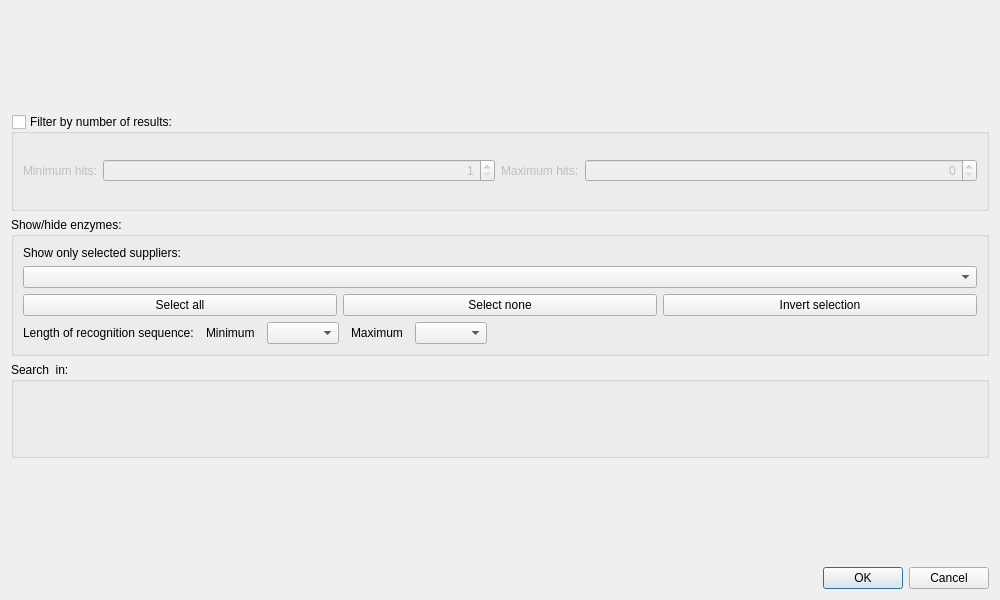
Qt form src/plugins/enzymes/src/FindEnzymesDialog.ui (ugeneunipro/ugene) before a commit.
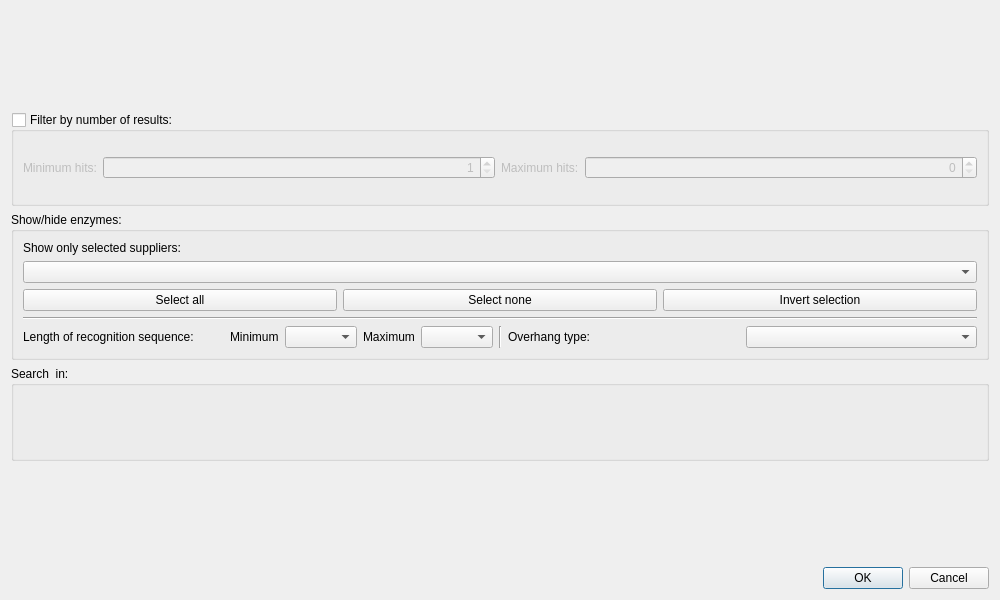
The same form after that commit. Custom widgets are drawn as their Qt base class.

Commit message: UGENE-7889 Add enzyme's overhangs and the corresponding filter

The edit to the form file:
```diff
--- a/src/plugins/enzymes/src/FindEnzymesDialog.ui
+++ b/src/plugins/enzymes/src/FindEnzymesDialog.ui
@@ -117,10 +117,7 @@
      <property name="title">
       <string>Show/hide enzymes:</string>
      </property>
-     <layout class="QVBoxLayout" name="verticalLayout_3">
-      <property name="spacing">
-       <number>6</number>
-      </property>
+     <layout class="QVBoxLayout" name="verticalLayout">
       <item>
        <widget class="QWidget" name="widget_2" native="true">
         <layout class="QVBoxLayout" name="verticalLayout_2">
@@ -175,8 +172,17 @@
        </widget>
       </item>
       <item>
-       <widget class="QWidget" name="widget_4" native="true">
-        <layout class="QVBoxLayout" name="verticalLayout">
+       <widget class="Line" name="line_2">
+        <property name="orientation">
+         <enum>Qt::Horizontal</enum>
+        </property>
+       </widget>
+      </item>
+      <item>
+       <layout class="QHBoxLayout" name="horizontalLayout_7">
+        <item>
+         <widget class="QWidget" name="widget" native="true">
+          <layout class="QHBoxLayout" name="horizontalLayout_4">
          <property name="leftMargin">
           <number>0</number>
          </property>
@@ -188,11 +194,6 @@
          </property>
          <property name="bottomMargin">
           <number>0</number>
-         </property>
-         <item>
-          <layout class="QHBoxLayout" name="horizontalLayout_2">
-           <property name="spacing">
-            <number>12</number>
            </property>
            <item>
             <widget class="QLabel" name="label_6">
@@ -202,29 +203,25 @@
             </widget>
            </item>
            <item>
-            <layout class="QFormLayout" name="formLayout">
-             <item row="0" column="0">
+            <layout class="QHBoxLayout" name="horizontalLayout_2">
+             <item>
               <widget class="QLabel" name="label">
                <property name="text">
                 <string>Minimum</string>
                </property>
               </widget>
              </item>
-             <item row="0" column="1">
+             <item>
               <widget class="QComboBox" name="cbMinLength"/>
              </item>
-            </layout>
-           </item>
            <item>
-            <layout class="QFormLayout" name="formLayout_2">
-             <item row="0" column="0">
               <widget class="QLabel" name="label_4">
                <property name="text">
                 <string>Maximum</string>
                </property>
               </widget>
              </item>
-             <item row="0" column="1">
+             <item>
               <widget class="QComboBox" name="cbMaxLength">
                <property name="currentText">
                 <string/>
@@ -233,23 +230,45 @@
              </item>
             </layout>
            </item>
+          </layout>
+         </widget>
+        </item>
            <item>
-            <spacer name="horizontalSpacer_2">
+         <widget class="Line" name="line">
              <property name="orientation">
-              <enum>Qt::Horizontal</enum>
-             </property>
-             <property name="sizeHint" stdset="0">
-              <size>
-               <width>40</width>
-               <height>20</height>
-              </size>
-             </property>
-            </spacer>
+           <enum>Qt::Vertical</enum>
+          </property>
+         </widget>
+        </item>
+        <item>
+         <widget class="QWidget" name="widget_3" native="true">
+          <layout class="QHBoxLayout" name="horizontalLayout_5">
+           <property name="leftMargin">
+            <number>0</number>
+           </property>
+           <property name="topMargin">
+            <number>0</number>
+           </property>
+           <property name="rightMargin">
+            <number>0</number>
+           </property>
+           <property name="bottomMargin">
+            <number>0</number>
+           </property>
+           <item>
+            <widget class="QLabel" name="label_7">
+             <property name="text">
+              <string>Overhang type:</string>
+             </property>
+            </widget>
            </item>
-          </layout>
+           <item>
+            <widget class="QComboBox" name="cbOverhangType"/>
          </item>
         </layout>
        </widget>
+        </item>
+       </layout>
       </item>
      </layout>
     </widget>
```
Lines whose indentation alone changed are shown as unchanged. The commit also changes 4 other files.
